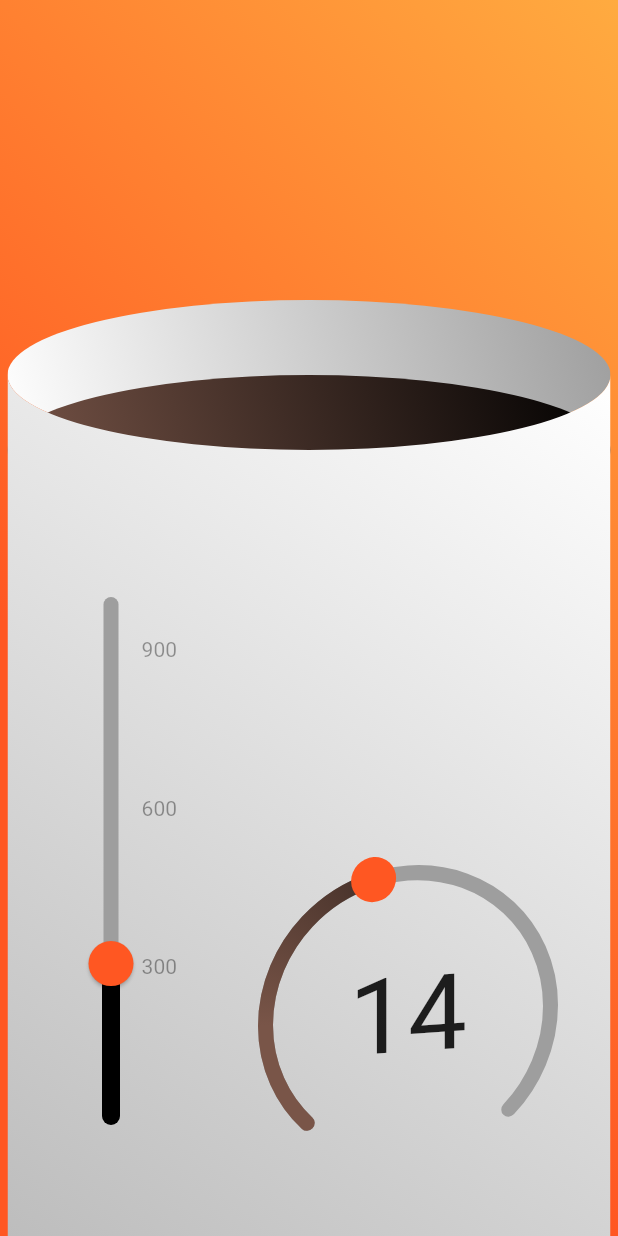
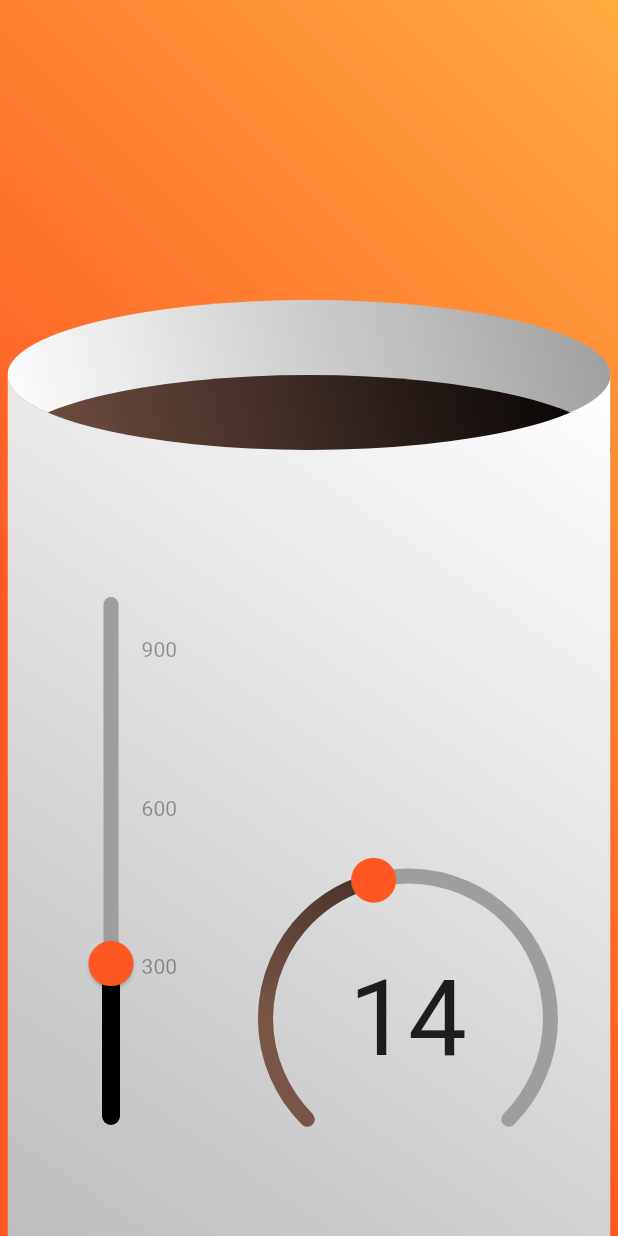
Before and after one commit to bjornnorgaard/brewbrah, a Flutter app: the screen it shows after launch, on a phone screen of 412 x 824 dp. Run offline on Flutter 3.47's test engine with Material 2 defaults, Android fonts, the phone set to English and light mode, and no system bars; drawn by our look-alikes of sleek_circular_slider.

Commit message:
Changed some margin

```diff
--- a/brewbrah/lib/coffee.dart
+++ b/brewbrah/lib/coffee.dart
@@ -95,12 +95,9 @@ class _CoffeeState extends State<Coffee> {
             child: AmountGaugeSlider(),
           ),
           Positioned(
-            bottom: 40,
+            bottom: 45,
             right: 40,
-            child: Transform(
-              transform: Matrix4.skewY(-0.07),
-              child: RatioSlider(),
-            ),
+            child: RatioSlider(),
           ),
         ],
       ),
```
